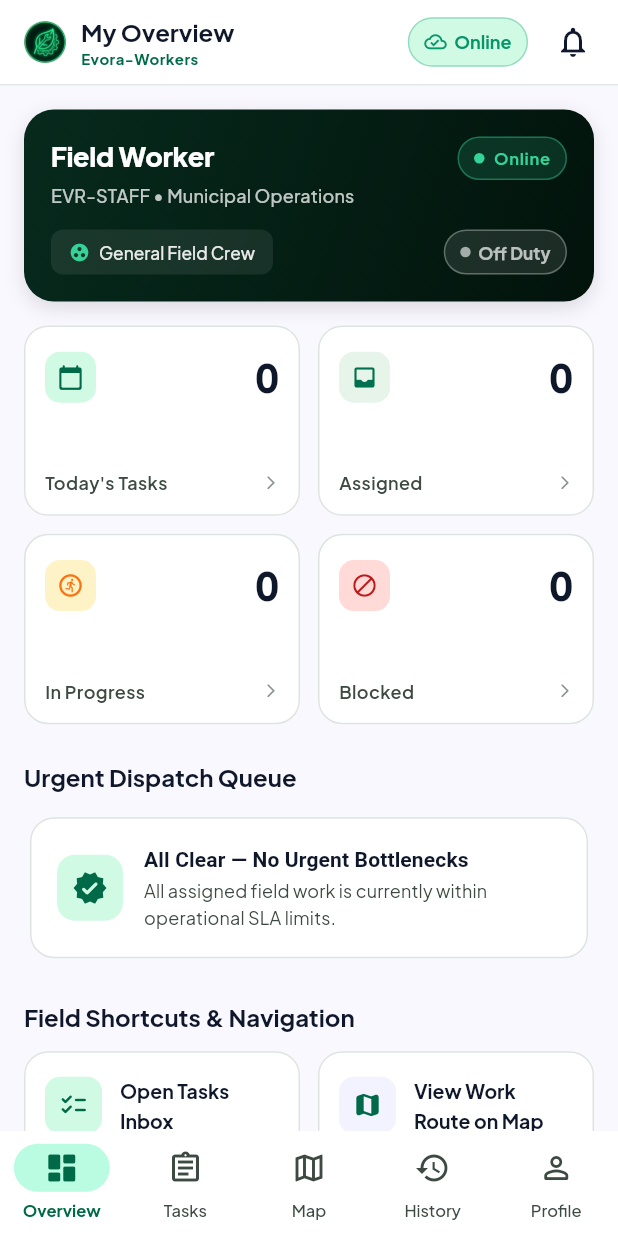
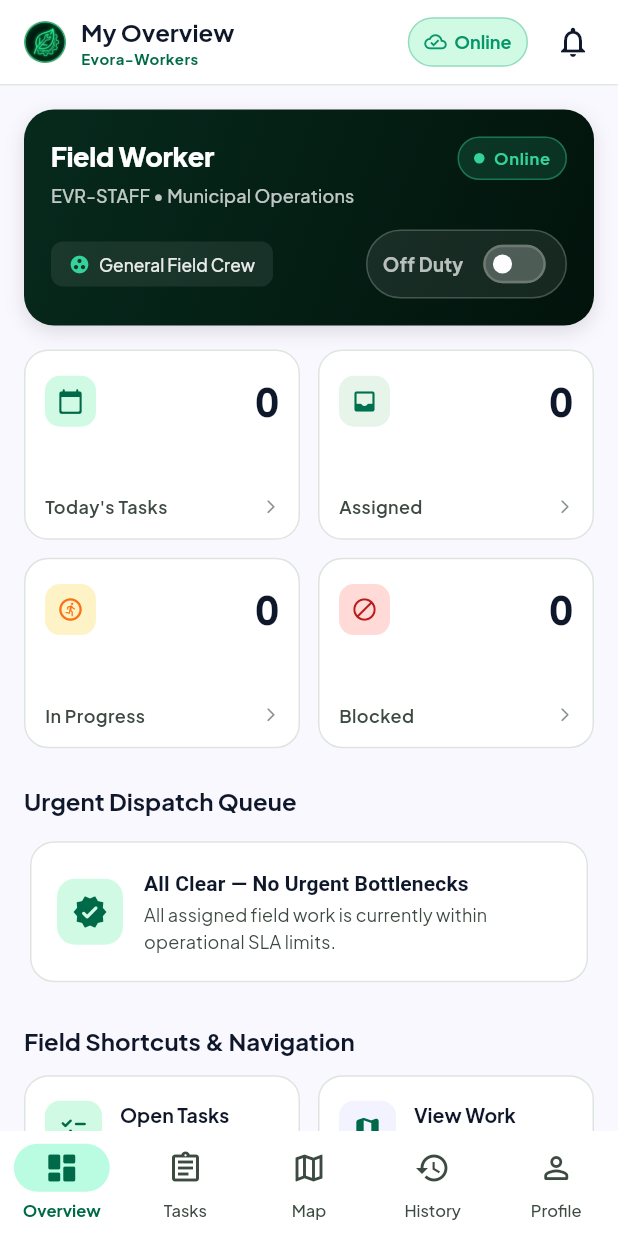
Before and after one commit to AlgoKnight11/Evora-Worker, a Flutter app: the OverviewScreen screen opened by its route, on a phone screen of 412 x 824 dp. Run offline on Flutter 3.47's test engine with Material 3 defaults, Android fonts, the phone set to English and light mode, and no system bars; our stand-ins replace cloud_firestore, firebase_auth, firebase_core, firebase_messaging, flutter_local_notifications, flutter_riverpod and 3 more; missing offline and left inert: flutter_foreground_task; accounts and stored records are empty.

Commit message:
feat(ui): convert duty status badge into interactive toggle switch

```diff
--- a/lib/features/overview/screens/overview_screen.dart
+++ b/lib/features/overview/screens/overview_screen.dart
@@ -319,42 +319,47 @@ class _WorkerShiftBanner extends StatelessWidget {
                 ),
               ),
               const Spacer(),
-              // On-Duty Shift Toggle Pill
+              // On-Duty Shift Switch
               InkWell(
                 onTap: onToggleDuty,
-                borderRadius: BorderRadius.circular(20),
+                borderRadius: BorderRadius.circular(100),
                 child: Container(
-                  padding: const EdgeInsets.symmetric(horizontal: 10, vertical: 5),
+                  padding: const EdgeInsets.only(left: 10, right: 4, top: 2, bottom: 2),
                   decoration: BoxDecoration(
                     color: isOnDuty
-                        ? const Color(0xFF00E676).withValues(alpha: 0.15)
-                        : Colors.white.withValues(alpha: 0.10),
-                    borderRadius: BorderRadius.circular(20),
+                        ? const Color(0xFF00E676).withValues(alpha: 0.12)
+                        : Colors.white.withValues(alpha: 0.08),
+                    borderRadius: BorderRadius.circular(100),
                     border: Border.all(
                       color: isOnDuty
-                          ? const Color(0xFF00E676).withValues(alpha: 0.5)
-                          : Colors.white.withValues(alpha: 0.3),
+                          ? const Color(0xFF00E676).withValues(alpha: 0.4)
+                          : Colors.white.withValues(alpha: 0.2),
                       width: 1,
                     ),
                   ),
                   child: Row(
                     mainAxisSize: MainAxisSize.min,
                     children: [
-                      Container(
-                        width: 7,
-                        height: 7,
-                        decoration: BoxDecoration(
-                          color: isOnDuty ? const Color(0xFF00E676) : Colors.white60,
-                          shape: BoxShape.circle,
-                        ),
-                      ),
-                      const SizedBox(width: 5),
                       Text(
                         isOnDuty ? 'On Duty' : 'Off Duty',
                         style: TextStyle(
                           color: isOnDuty ? const Color(0xFF00E676) : Colors.white70,
-                          fontSize: 11.5,
+                          fontSize: 12.5,
                           fontWeight: FontWeight.w700,
+                          letterSpacing: 0.2,
+                        ),
+                      ),
+                      const SizedBox(width: 4),
+                      Transform.scale(
+                        scale: 0.8,
+                        child: Switch.adaptive(
+                          value: isOnDuty,
+                          onChanged: (_) => onToggleDuty?.call(),
+                          activeThumbColor: Colors.white,
+                          activeTrackColor: const Color(0xFF00E676),
+                          inactiveThumbColor: Colors.white70,
+                          inactiveTrackColor: Colors.white24,
+                          materialTapTargetSize: MaterialTapTargetSize.shrinkWrap,
                         ),
                       ),
                     ],
```
